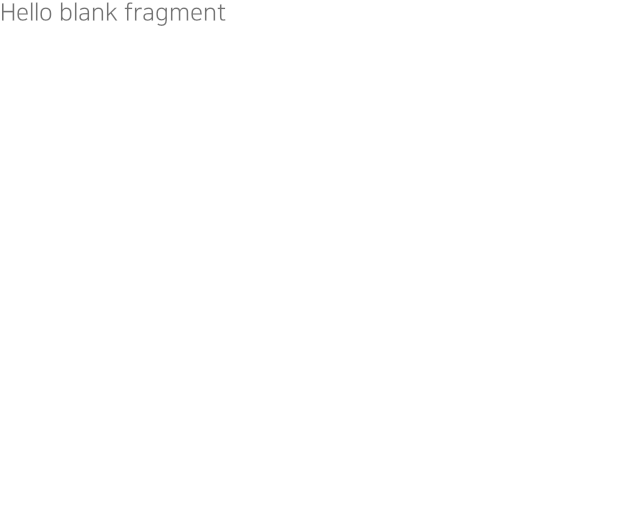
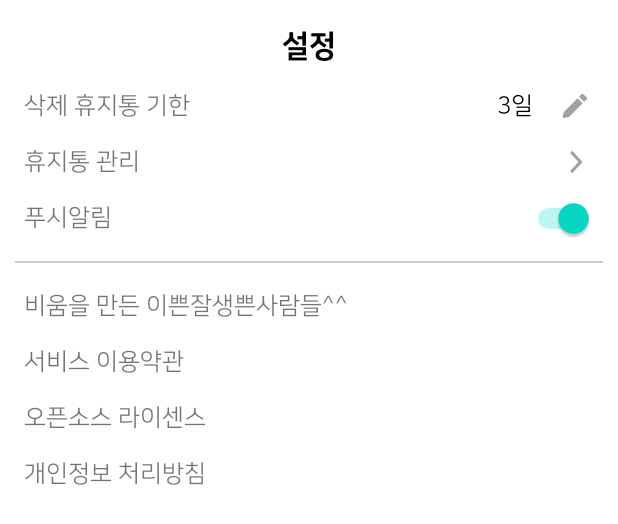
Before and after one commit to TeamB-um/B-umAndroid, an Android app: the layout fragment_setting.xml on its own in the app's theme, with its tools: preview values and no code run, on a phone screen of 412 x 824 dp. Shown: the top 524 px of the screen. Run offline under Robolectric (Android 15) with nearby library versions, the phone set to English and light mode, and no system bars.

Commit message:
[ui] fragment_setting.xml

```diff
--- a/app/src/main/res/layout/fragment_setting.xml
+++ b/app/src/main/res/layout/fragment_setting.xml
@@ -1,14 +1,133 @@
 <?xml version="1.0" encoding="utf-8"?>
-<FrameLayout xmlns:android="http://schemas.android.com/apk/res/android"
-    xmlns:tools="http://schemas.android.com/tools"
+<androidx.constraintlayout.widget.ConstraintLayout xmlns:android="http://schemas.android.com/apk/res/android"
+    xmlns:app="http://schemas.android.com/apk/res-auto"
     android:layout_width="match_parent"
-    android:layout_height="match_parent"
-    tools:context=".ui.main.setting.SettingFragment">
+    android:layout_height="match_parent">
 
-    <!-- TODO: Update blank fragment layout -->
     <TextView
-        android:layout_width="match_parent"
-        android:layout_height="match_parent"
-        android:text="@string/hello_blank_fragment" />
+        android:id="@+id/tv_setting"
+        android:layout_width="wrap_content"
+        android:layout_height="wrap_content"
+        android:layout_marginTop="20dp"
+        android:text="설정"
+        android:textColor="#000000"
+        android:textSize="20sp"
+        android:fontFamily="@font/nanum_square_extrabold"
+        app:layout_constraintEnd_toEndOf="parent"
+        app:layout_constraintStart_toStartOf="parent"
+        app:layout_constraintTop_toTopOf="parent" />
 
-</FrameLayout>
+    <TextView
+        android:id="@+id/tv_delete_duration"
+        android:layout_width="wrap_content"
+        android:layout_height="wrap_content"
+        android:layout_marginStart="16dp"
+        android:layout_marginTop="20dp"
+        android:text="삭제 휴지통 기한"
+        app:layout_constraintStart_toStartOf="parent"
+        app:layout_constraintTop_toBottomOf="@id/tv_setting" />
+
+    <TextView
+        android:layout_width="wrap_content"
+        android:layout_height="wrap_content"
+        android:layout_marginEnd="16dp"
+        android:text="3일"
+        android:textColor="#000000"
+        app:layout_constraintEnd_toStartOf="@id/image_delete_time"
+        app:layout_constraintTop_toTopOf="@id/tv_delete_duration" />
+
+    <ImageView
+        android:id="@+id/image_delete_time"
+        android:layout_width="wrap_content"
+        android:layout_height="wrap_content"
+        android:layout_marginEnd="16dp"
+        android:src="@drawable/brn_edit"
+        app:layout_constraintBottom_toBottomOf="@id/tv_delete_duration"
+        app:layout_constraintEnd_toEndOf="parent"
+        app:layout_constraintTop_toTopOf="@id/tv_delete_duration" />
+
+    <TextView
+        android:id="@+id/tv_trash_setting"
+        android:layout_width="wrap_content"
+        android:layout_height="wrap_content"
+        android:layout_marginTop="20dp"
+        android:text="휴지통 관리"
+        app:layout_constraintStart_toStartOf="@id/tv_delete_duration"
+        app:layout_constraintTop_toBottomOf="@id/tv_delete_duration" />
+
+    <ImageView
+        android:layout_width="wrap_content"
+        android:layout_height="wrap_content"
+        android:layout_marginEnd="16dp"
+        android:src="@drawable/btn_left"
+        app:layout_constraintBottom_toBottomOf="@id/tv_trash_setting"
+        app:layout_constraintEnd_toEndOf="parent"
+        app:layout_constraintTop_toTopOf="@id/tv_trash_setting" />
+
+    <TextView
+        android:id="@+id/tv_push"
+        android:layout_width="wrap_content"
+        android:layout_height="wrap_content"
+        android:layout_marginTop="20dp"
+        android:text="푸시알림"
+        app:layout_constraintStart_toStartOf="@id/tv_delete_duration"
+        app:layout_constraintTop_toBottomOf="@id/tv_trash_setting" />
+
+    <Switch
+        android:id="@+id/switch_push"
+        android:layout_width="wrap_content"
+        android:layout_height="wrap_content"
+        android:layout_marginEnd="16dp"
+        android:checked="true"
+        app:layout_constraintBottom_toBottomOf="@id/tv_push"
+        app:layout_constraintEnd_toEndOf="parent"
+        app:layout_constraintTop_toTopOf="@id/tv_push" />
+
+    <View
+        android:id="@+id/view_half"
+        android:layout_width="0dp"
+        android:layout_height="1dp"
+        android:layout_marginHorizontal="10dp"
+        android:layout_marginTop="20dp"
+        android:background="#CACACA"
+        app:layout_constraintEnd_toEndOf="parent"
+        app:layout_constraintStart_toStartOf="parent"
+        app:layout_constraintTop_toBottomOf="@id/tv_push" />
+
+    <TextView
+        android:id="@+id/tv_producer"
+        android:layout_width="wrap_content"
+        android:layout_height="wrap_content"
+        android:layout_marginTop="20dp"
+        android:text="비움을 만든 이쁜잘생쁜사람들^^"
+        app:layout_constraintStart_toStartOf="@id/tv_delete_duration"
+        app:layout_constraintTop_toBottomOf="@id/view_half" />
+
+    <TextView
+        android:id="@+id/tv_terms"
+        android:layout_width="wrap_content"
+        android:layout_height="wrap_content"
+        android:layout_marginTop="20dp"
+        android:text="서비스 이용약관"
+        app:layout_constraintStart_toStartOf="@id/tv_delete_duration"
+        app:layout_constraintTop_toBottomOf="@id/tv_producer" />
+
+    <TextView
+        android:id="@+id/tv_license"
+        android:layout_width="wrap_content"
+        android:layout_height="wrap_content"
+        android:layout_marginTop="20dp"
+        android:text="오픈소스 라이센스"
+        app:layout_constraintStart_toStartOf="@id/tv_delete_duration"
+        app:layout_constraintTop_toBottomOf="@id/tv_terms" />
+
+    <TextView
+        android:id="@+id/tv_privacy"
+        android:layout_width="wrap_content"
+        android:layout_height="wrap_content"
+        android:layout_marginTop="20dp"
+        android:text="개인정보 처리방침"
+        app:layout_constraintStart_toStartOf="@id/tv_delete_duration"
+        app:layout_constraintTop_toBottomOf="@id/tv_license" />
+
+</androidx.constraintlayout.widget.ConstraintLayout>
```
Also changed, not shown: app/src/main/res/drawable-hdpi/brn_edit.png (added), app/src/main/res/drawable-hdpi/btn_left.png (added), app/src/main/res/drawable-mdpi/brn_edit.png (added), app/src/main/res/drawable-mdpi/btn_left.png (added), app/src/main/res/drawable-xhdpi/brn_edit.png (added), app/src/main/res/drawable-xhdpi/btn_left.png (added), app/src/main/res/drawable-xxhdpi/brn_edit.png (added), app/src/main/res/drawable-xxhdpi/btn_left.png (added), app/src/main/res/drawable-xxxhdpi/brn_edit.png (added), app/src/main/res/drawable-xxxhdpi/btn_left.png (added).
